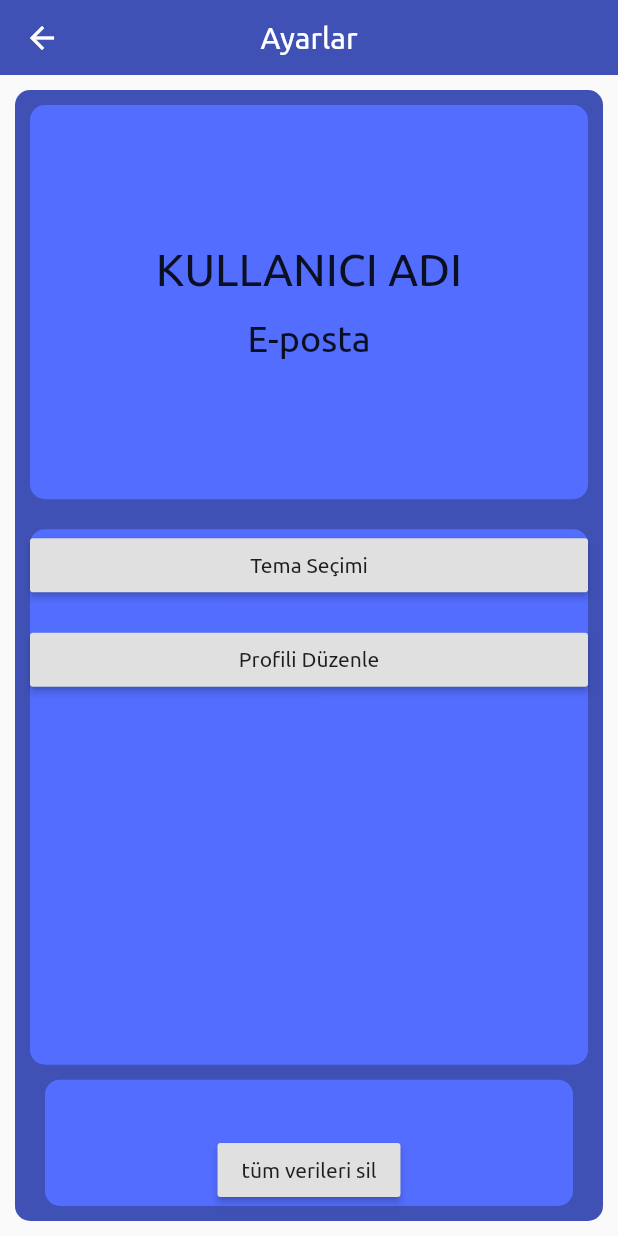
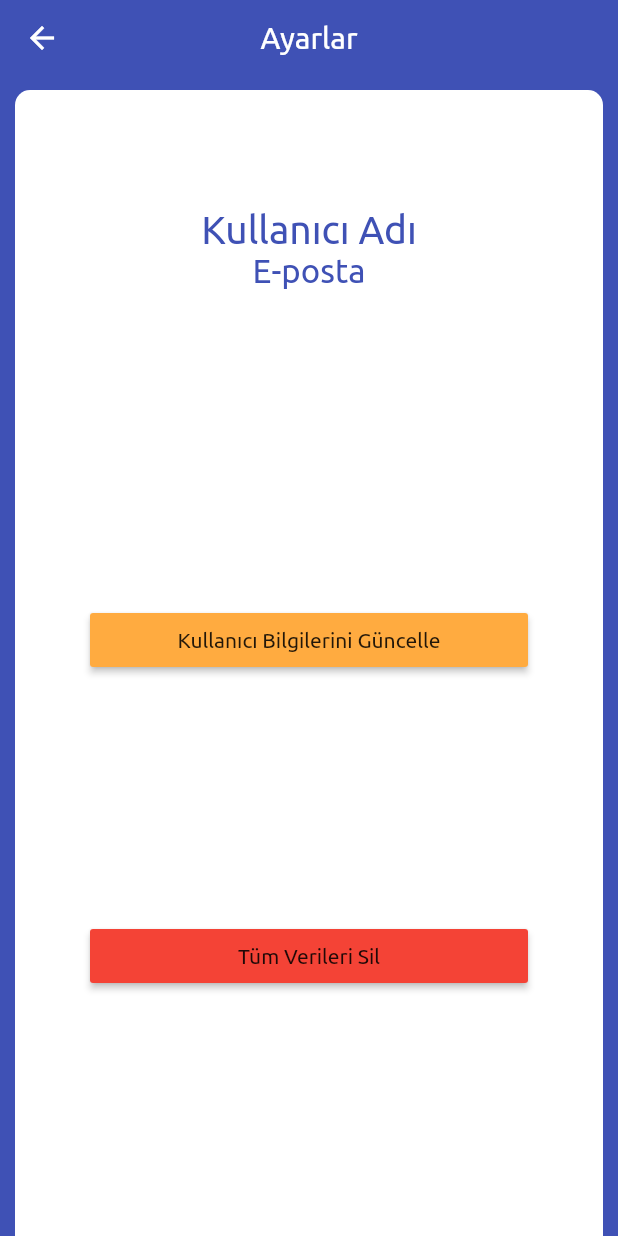
Before and after one commit to fatihatagunn/wepurse, a Flutter app: the SettingsPage screen opened directly, on a phone screen of 412 x 824 dp. Run offline on Flutter 3.47's test engine with Material 2 defaults, Android fonts, the phone set to English and light mode, and no system bars; our stand-ins replace date_format.

Commit message:
New design for settings_page.dart .

```diff
--- a/lib/ui/settings_page.dart
+++ b/lib/ui/settings_page.dart
@@ -14,91 +14,81 @@ class SettingsPageState extends State<SettingsPage> {
   Widget build(BuildContext context) {
     return Material(
       child: Scaffold(
+        backgroundColor: Colors.indigo,
         appBar: AppBarWidget.withTitle("Ayarlar"),
         body: Padding(
-          padding: const EdgeInsets.all(10.0),
+          padding: EdgeInsets.only(
+            right: 10,
+            left: 10,
+            top: 10,
+          ),
           child: Container(
             width: double.infinity,
             height: MediaQuery.of(context).size.height,
             decoration: BoxDecoration(
-              color: Colors.indigo,
-              borderRadius: BorderRadiusDirectional.circular(10),
+              color: Colors.white,
+              borderRadius: BorderRadius.only(
+                topLeft: Radius.circular(10),
+                topRight: Radius.circular(10),
+              ),
             ),
             child: Column(
               children: <Widget>[
-                Expanded(
-                  child: Container(
-                    margin: EdgeInsets.all(10),
-                    decoration: BoxDecoration(
-                      color: Colors.indigoAccent,
-                      borderRadius: BorderRadius.circular(10),
+                SizedBox(
+                  height: 30,
                 ),
-                    width: double.maxFinite,
-                    height: MediaQuery.of(context).size.height,
+                Container(
+                  width: double.infinity,
+                  height: 150,
+
                   child: Column(
                     mainAxisAlignment: MainAxisAlignment.center,
                     children: <Widget>[
                       Text(
-                          "KULLANICI ADI",
-                          style: TextStyle(fontSize: 30),
+                        "Kullanıcı Adı",
+                        style: TextStyle(
+                          fontSize: 26,
+                          color: Colors.indigo ,
                         ),
-                        SizedBox(
-                          height: 15,
                       ),
                       Text(
                         "E-posta",
-                          style: TextStyle(fontSize: 24),
+                        style: TextStyle(
+                          fontSize: 22,
+                          color: Colors.indigo ,
+                        ),
                       ),
                     ],
                   ),
                 ),
-                  flex: 3,
-                ),
                 Expanded(
                   child: Container(
-                    margin: EdgeInsets.all(10),
-                    decoration: BoxDecoration(
-                      color: Colors.indigoAccent,
-                      borderRadius: BorderRadius.circular(10),
+                    padding: EdgeInsets.only(
+                      right: 50,
+                      left: 50,
                     ),
+
                     child: Column(
                       crossAxisAlignment: CrossAxisAlignment.stretch,
+                      mainAxisAlignment: MainAxisAlignment.spaceEvenly,
                       children: <Widget>[
                         RaisedButton(
-                          child: Text("Tema Seçimi"),
+                          child: Text(
+                            "Kullanıcı Bilgilerini Güncelle",
+                          ),
                           onPressed: () {},
-                        ),
-                        SizedBox(
-                          height: 15,
+                          color: Colors.orangeAccent,
                         ),
                         RaisedButton(
-                          child: Text("Profili Düzenle"),
+                          child: Text(
+                            "Tüm Verileri Sil",
+                          ),
                           onPressed: () {},
+                          color: Colors.red,
                         ),
                       ],
                     ),
                   ),
-                  flex: 4,
-                ),
-                Expanded(
-                  child: Container(
-                    margin: EdgeInsets.only(left: 20, right: 20, bottom: 10),
-
-                    width: double.maxFinite,
-                    height: MediaQuery.of(context).size.height,
-                    decoration: BoxDecoration(
-                      color: Colors.indigoAccent,
-                      borderRadius: BorderRadius.circular(10),
-                    ),
-                    child: Align(
-                      alignment: Alignment(0, 1),
-                      child: RaisedButton(
-                        onPressed: (){},
-                        child: Text("tüm verileri sil"),
-                      ),
-                    ),
-                  ),
-                  flex: 1,
                 ),
               ],
             ),
```
Lines whose indentation alone changed are shown as unchanged.
